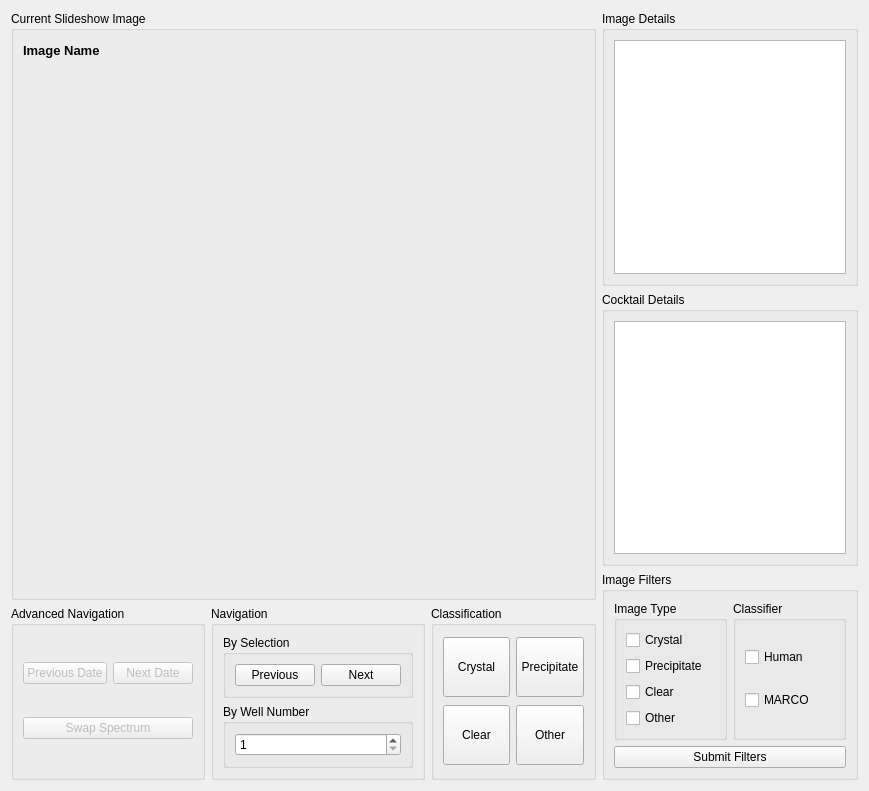
Qt form pyqt_designer/slideshow_inspector.ui (Hauptman-Woodward/Marco_Polo) before a commit.
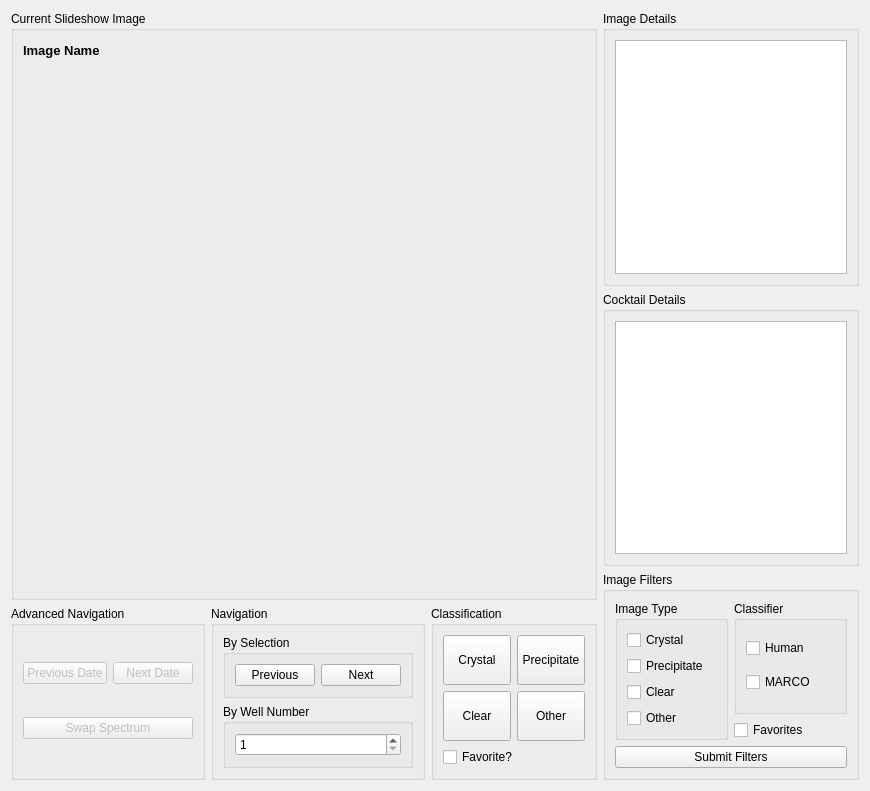
The same form after that commit. Custom widgets are drawn as their Qt base class.

Commit message: Rework plate view to show images true to plate location and add option to mark image as favorite

```diff
--- a/pyqt_designer/slideshow_inspector.ui
+++ b/pyqt_designer/slideshow_inspector.ui
@@ -6,7 +6,7 @@
    <rect>
     <x>0</x>
     <y>0</y>
-    <width>869</width>
+    <width>870</width>
     <height>791</height>
    </rect>
   </property>
@@ -1009,30 +1009,7 @@
       <string>Image Filters</string>
      </property>
      <layout class="QGridLayout" name="gridLayout">
-      <item row="0" column="2">
-       <widget class="QGroupBox" name="groupBox_7">
-        <property name="title">
-         <string>Classifier</string>
-        </property>
-        <layout class="QVBoxLayout" name="verticalLayout_2">
-         <item>
-          <widget class="QCheckBox" name="checkBox_5">
-           <property name="text">
-            <string>Human</string>
-           </property>
-          </widget>
-         </item>
-         <item>
-          <widget class="QCheckBox" name="checkBox_6">
-           <property name="text">
-            <string>MARCO</string>
-           </property>
-          </widget>
-         </item>
-        </layout>
-       </widget>
-      </item>
-      <item row="0" column="1">
+      <item row="0" column="0" rowspan="2">
        <widget class="QGroupBox" name="groupBox_6">
         <property name="title">
          <string>Image Type</string>
@@ -1081,7 +1058,37 @@
         </layout>
        </widget>
       </item>
-      <item row="1" column="1" colspan="2">
+      <item row="0" column="1">
+       <widget class="QGroupBox" name="groupBox_7">
+        <property name="title">
+         <string>Classifier</string>
+        </property>
+        <layout class="QVBoxLayout" name="verticalLayout_2">
+         <item>
+          <widget class="QCheckBox" name="checkBox_5">
+           <property name="text">
+            <string>Human</string>
+           </property>
+          </widget>
+         </item>
+         <item>
+          <widget class="QCheckBox" name="checkBox_6">
+           <property name="text">
+            <string>MARCO</string>
+           </property>
+          </widget>
+         </item>
+        </layout>
+       </widget>
+      </item>
+      <item row="1" column="1">
+       <widget class="QCheckBox" name="checkBox_8">
+        <property name="text">
+         <string>Favorites</string>
+        </property>
+       </widget>
+      </item>
+      <item row="2" column="0" colspan="2">
        <widget class="QPushButton" name="pushButton_11">
         <property name="text">
          <string>Submit Filters</string>
@@ -1225,10 +1232,7 @@
      <property name="title">
       <string>Classification</string>
      </property>
-     <layout class="QGridLayout" name="gridLayout_4">
-      <property name="sizeConstraint">
-       <enum>QLayout::SetDefaultConstraint</enum>
-      </property>
+     <layout class="QGridLayout" name="gridLayout_3">
       <item row="0" column="0">
        <widget class="QPushButton" name="pushButton">
         <property name="enabled">
@@ -1237,7 +1241,7 @@
         <property name="minimumSize">
          <size>
           <width>60</width>
-          <height>60</height>
+          <height>50</height>
          </size>
         </property>
         <property name="toolTip">
@@ -1265,7 +1269,7 @@
         <property name="minimumSize">
          <size>
           <width>60</width>
-          <height>60</height>
+          <height>50</height>
          </size>
         </property>
         <property name="palette">
@@ -1721,31 +1725,12 @@
         </property>
        </widget>
       </item>
-      <item row="1" column="1">
-       <widget class="QPushButton" name="pushButton_3">
-        <property name="minimumSize">
-         <size>
-          <width>60</width>
-          <height>60</height>
-         </size>
-        </property>
-        <property name="toolTip">
-         <string>&lt;html&gt;&lt;head/&gt;&lt;body&gt;&lt;p&gt;Classify current image as other.&lt;/p&gt;&lt;/body&gt;&lt;/html&gt;</string>
-        </property>
-        <property name="text">
-         <string>Other</string>
-        </property>
-        <property name="shortcut">
-         <string>4</string>
-        </property>
-       </widget>
-      </item>
       <item row="1" column="0">
        <widget class="QPushButton" name="pushButton_5">
         <property name="minimumSize">
          <size>
           <width>60</width>
-          <height>60</height>
+          <height>50</height>
          </size>
         </property>
         <property name="toolTip">
@@ -1759,6 +1744,32 @@
         </property>
        </widget>
       </item>
+      <item row="1" column="1">
+       <widget class="QPushButton" name="pushButton_3">
+        <property name="minimumSize">
+         <size>
+          <width>60</width>
+          <height>50</height>
+         </size>
+        </property>
+        <property name="toolTip">
+         <string>&lt;html&gt;&lt;head/&gt;&lt;body&gt;&lt;p&gt;Classify current image as other.&lt;/p&gt;&lt;/body&gt;&lt;/html&gt;</string>
+        </property>
+        <property name="text">
+         <string>Other</string>
+        </property>
+        <property name="shortcut">
+         <string>4</string>
+        </property>
+       </widget>
+      </item>
+      <item row="2" column="0" colspan="2">
+       <widget class="QCheckBox" name="checkBox_7">
+        <property name="text">
+         <string>Favorite?</string>
+        </property>
+       </widget>
+      </item>
      </layout>
     </widget>
    </item>
```
Left out of the diff: 114 changed lines with no effect on the pictures. The commit also changes 9 other files.
